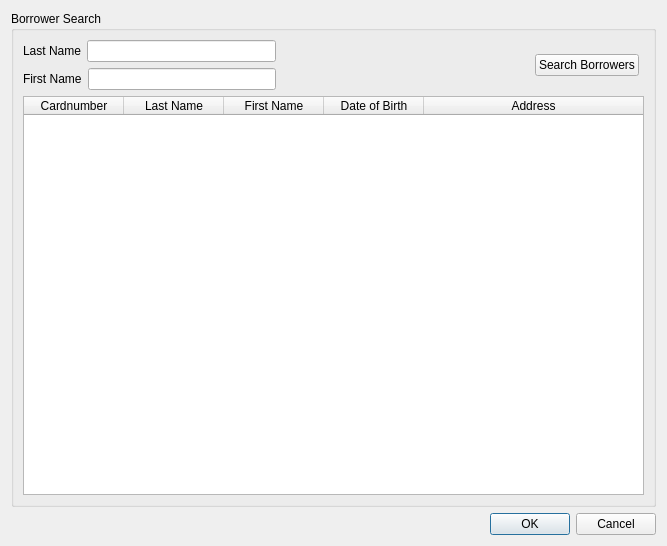
This is borrowersearch.ui in bywatersolutions/koha-offline-circulation as Qt 5 draws it before an edit. The edited form follows.
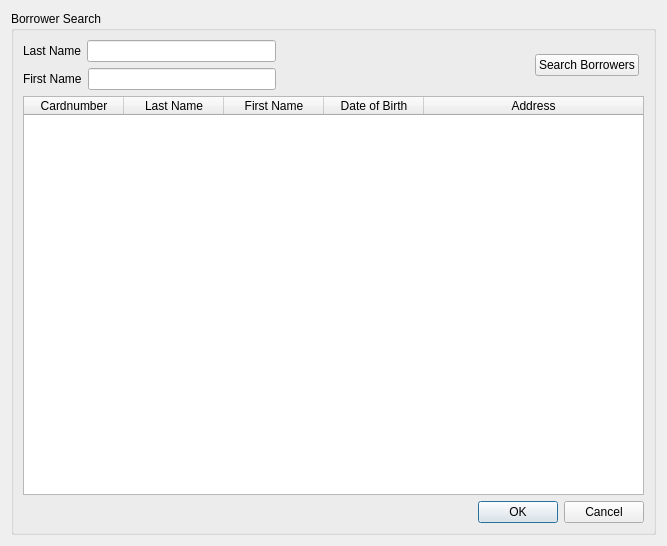
This is the edited form. Icons and pictures are not drawn.

Diff of the .ui file:
```diff
--- a/borrowersearch.ui
+++ b/borrowersearch.ui
@@ -137,19 +137,16 @@
         </column>
        </widget>
       </item>
+      <item>
+       <widget class="QDialogButtonBox" name="buttonBox">
+        <property name="standardButtons">
+         <set>QDialogButtonBox::Cancel|QDialogButtonBox::Ok</set>
+        </property>
+       </widget>
+      </item>
      </layout>
     </widget>
    </item>
-   <item>
-    <widget class="QDialogButtonBox" name="buttonBox">
-     <property name="orientation">
-      <enum>Qt::Horizontal</enum>
-     </property>
-     <property name="standardButtons">
-      <set>QDialogButtonBox::Cancel|QDialogButtonBox::Ok</set>
-     </property>
-    </widget>
-   </item>
   </layout>
  </widget>
  <resources>
```
Left out of the diff: 71 changed lines with no effect on the pictures.
